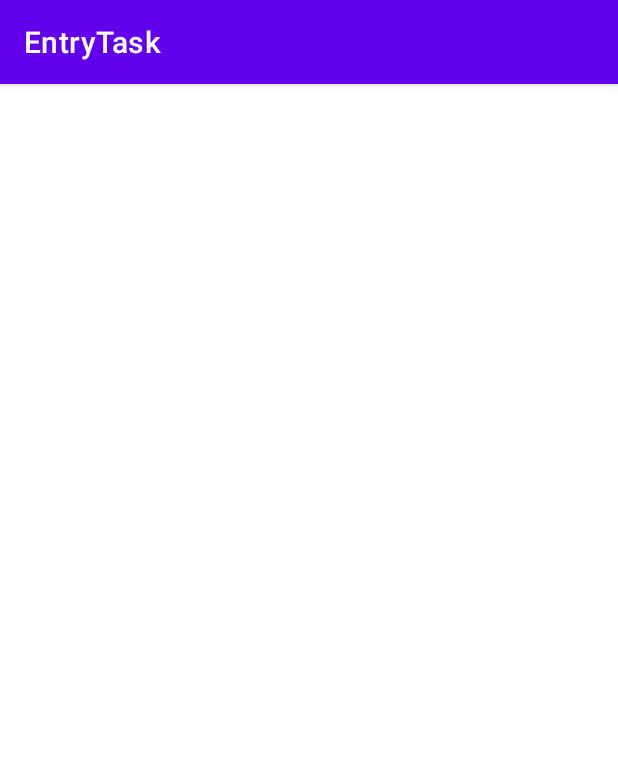
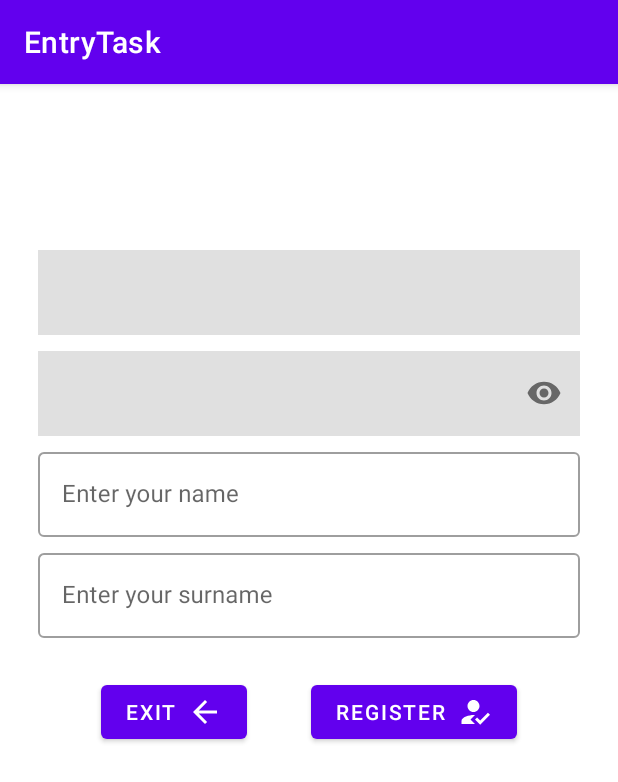
Before and after one commit to beleavemebe/android-lab-entry-task, an Android app: the fragment RegisterFragment shown on its own in the app's theme, on a phone screen of 412 x 824 dp. Shown: the top 782 px of the screen. Run offline under Robolectric (Android 15) with nearby library versions, the phone set to English and light mode, and no system bars.

Commit message:
Setup fragment_register.xml + res and minor update fragment_user.xml

```diff
--- /dev/null
+++ b/app/src/main/res/drawable/ic_back_24.xml
@@ -0,0 +1,11 @@
+<vector xmlns:android="http://schemas.android.com/apk/res/android"
+    android:width="24dp"
+    android:height="24dp"
+    android:viewportWidth="24"
+    android:viewportHeight="24"
+    android:tint="?attr/colorControlNormal"
+    android:autoMirrored="true">
+  <path
+      android:fillColor="@android:color/white"
+      android:pathData="M20,11H7.83l5.59,-5.59L12,4l-8,8 8,8 1.41,-1.41L7.83,13H20v-2z"/>
+</vector>
--- /dev/null
+++ b/app/src/main/res/drawable/ic_logout_24.xml
@@ -0,0 +1,11 @@
+<vector xmlns:android="http://schemas.android.com/apk/res/android"
+    android:width="24dp"
+    android:height="24dp"
+    android:viewportWidth="24"
+    android:viewportHeight="24"
+    android:tint="?attr/colorControlNormal"
+    android:autoMirrored="true">
+  <path
+      android:fillColor="@android:color/white"
+      android:pathData="M17,7l-1.41,1.41L18.17,11H8v2h10.17l-2.58,2.58L17,17l5,-5zM4,5h8V3H4c-1.1,0 -2,0.9 -2,2v14c0,1.1 0.9,2 2,2h8v-2H4V5z"/>
+</vector>
--- a/app/src/main/res/layout/fragment_register.xml
+++ b/app/src/main/res/layout/fragment_register.xml
@@ -1,9 +1,115 @@
 <?xml version="1.0" encoding="utf-8"?>
 <LinearLayout xmlns:android="http://schemas.android.com/apk/res/android"
     xmlns:tools="http://schemas.android.com/tools"
+    xmlns:app="http://schemas.android.com/apk/res-auto"
     android:orientation="vertical"
     android:layout_width="match_parent"
-    android:layout_height="match_parent"
+    android:layout_height="wrap_content"
+    android:layout_marginHorizontal="25dp"
+    android:layout_marginTop="100dp"
     tools:context=".RegisterFragment">
 
+    <com.google.android.material.textfield.TextInputLayout
+        style="@style/Widget.MaterialComponents.TextInputLayout.OutlinedBox"
+        android:layout_width="match_parent"
+        android:layout_height="wrap_content"
+        android:layout_marginTop="5dp">
+
+        <com.google.android.material.textfield.TextInputEditText
+            android:id="@+id/email_et"
+            android:background="@color/gray"
+            android:layout_width="match_parent"
+            android:layout_height="wrap_content"
+            android:imeOptions="actionNext"
+            tools:text="cborzyy@gmail.com"
+            android:editable="false" />
+    </com.google.android.material.textfield.TextInputLayout>
+
+    <com.google.android.material.textfield.TextInputLayout
+        style="@style/Widget.MaterialComponents.TextInputLayout.OutlinedBox"
+        android:layout_width="match_parent"
+        android:layout_height="wrap_content"
+        android:layout_marginTop="5dp"
+        app:passwordToggleEnabled="true">
+
+        <com.google.android.material.textfield.TextInputEditText
+            android:id="@+id/password_et"
+            android:background="@color/gray"
+            android:layout_width="match_parent"
+            android:layout_height="wrap_content"
+            android:imeOptions="actionNext"
+            android:inputType="textPassword"
+            android:editable="false"
+            tools:text="saskjdjkasdhjkashd"/>
+    </com.google.android.material.textfield.TextInputLayout>
+
+    <com.google.android.material.textfield.TextInputLayout
+        style="@style/Widget.MaterialComponents.TextInputLayout.OutlinedBox"
+        android:layout_width="match_parent"
+        android:layout_height="wrap_content"
+        android:layout_marginTop="5dp"
+        android:hint="@string/name_et_hint">
+
+        <com.google.android.material.textfield.TextInputEditText
+            android:id="@+id/name_et"
+            android:layout_width="match_parent"
+            android:layout_height="wrap_content"
+            android:imeOptions="actionNext"
+            android:inputType="textEmailAddress" />
+    </com.google.android.material.textfield.TextInputLayout>
+
+    <com.google.android.material.textfield.TextInputLayout
+        style="@style/Widget.MaterialComponents.TextInputLayout.OutlinedBox"
+        android:layout_width="match_parent"
+        android:layout_height="wrap_content"
+        android:layout_marginTop="5dp"
+        android:hint="@string/surname_et_hint">
+
+        <com.google.android.material.textfield.TextInputEditText
+            android:id="@+id/surname_et"
+            android:layout_width="match_parent"
+            android:layout_height="wrap_content"
+            android:imeOptions="actionNext"
+            android:inputType="textEmailAddress" />
+    </com.google.android.material.textfield.TextInputLayout>
+
+    <androidx.constraintlayout.widget.ConstraintLayout
+        android:layout_width="match_parent"
+        android:layout_height="wrap_content"
+        android:layout_marginTop="25dp"
+        android:orientation="horizontal">
+
+        <Button
+            android:id="@+id/exit_button"
+            android:layout_width="wrap_content"
+            android:layout_height="wrap_content"
+            android:layout_gravity="center"
+            android:drawableEnd="@drawable/ic_back_24"
+            android:drawableTint="@color/white"
+            android:text="@string/exit_button"
+            app:layout_constraintBottom_toBottomOf="parent"
+            app:layout_constraintEnd_toStartOf="@id/register_button"
+            app:layout_constraintStart_toStartOf="parent"
+            app:layout_constraintTop_toTopOf="parent">
+        </Button>
+
+        <Button
+            android:id="@+id/register_button"
+            android:layout_width="wrap_content"
+            android:layout_height="wrap_content"
+            android:layout_gravity="center"
+            android:drawableEnd="@drawable/ic_reg_24"
+            android:drawableTint="@color/white"
+            android:text="@string/register_button"
+            app:layout_constraintBottom_toBottomOf="parent"
+            app:layout_constraintEnd_toEndOf="parent"
+            app:layout_constraintStart_toEndOf="@id/exit_button"
+            app:layout_constraintTop_toTopOf="parent">
+        </Button>
+
+    </androidx.constraintlayout.widget.ConstraintLayout>
+
+
+
+
 </LinearLayout>
--- a/app/src/main/res/layout/fragment_user.xml
+++ b/app/src/main/res/layout/fragment_user.xml
@@ -147,6 +147,8 @@
         android:layout_gravity="bottom"
         android:layout_margin="24dp"
         android:text="@string/logout_button"
+        android:drawableEnd="@drawable/ic_logout_24"
+        android:drawableTint="@color/white"
         app:layout_constraintBottom_toBottomOf="parent"
         app:layout_constraintEnd_toEndOf="parent"
         app:layout_constraintStart_toStartOf="parent" />
--- a/app/src/main/res/values/colors.xml
+++ b/app/src/main/res/values/colors.xml
@@ -7,4 +7,5 @@
     <color name="teal_700">#FF018786</color>
     <color name="black">#FF000000</color>
     <color name="white">#FFFFFFFF</color>
+    <color name="gray">#E0E0E0</color>
 </resources>
--- a/app/src/main/res/values/strings.xml
+++ b/app/src/main/res/values/strings.xml
@@ -1,9 +1,15 @@
 <resources>
     <string name="app_name">EntryTask</string>
     <string name="email">Email</string>
+    <string name="password">Password</string>
+    <string name="name">Name</string>
+    <string name="surname">Surname</string>
     <string name="email_et_hint">Enter valid email</string>
-    <string name="password">Password</string>
+    <string name="name_et_hint">Enter your name</string>
+    <string name="surname_et_hint">Enter your surname</string>
     <string name="password_et_hint">Enter password</string>
-    <string name="login_button">Log in</string>
+    <string name="login_button">Log In</string>
     <string name="register_button">Register</string>
+    <string name="exit_button">Exit</string>
+    <string name="logout_button">Log Out</string>
 </resources>
```
